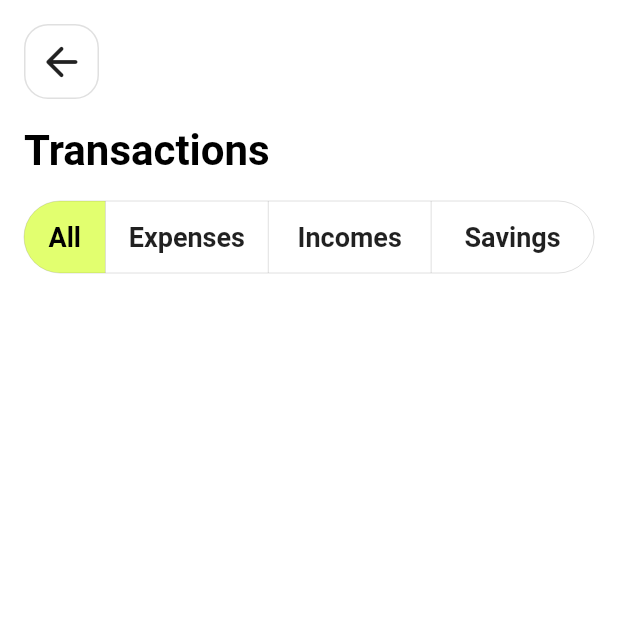
After one commit to suhrobcoder/expense_tracker, a Flutter app: the screen it shows after launch, after a tap on "See all", on a phone screen of 412 x 824 dp, the top half of it. The commit adds this screen. Run offline on Flutter 3.47's test engine with Material 2 defaults, Android fonts, the phone set to English and light mode, and no system bars; our stand-ins replace drift, equatable, fl_chart, flutter_bloc, flutter_svg, get_it and 1 more; accounts and stored records are empty; generated files the repository leaves out were written again.

Commit message:
transactions page

```diff
--- /dev/null
+++ b/lib/core/map_extensions.dart
@@ -0,0 +1,10 @@
+extension MapExtensions<K, V> on Map<K, List<V>> {
+  List<dynamic> expand() {
+    final result = [];
+    for (var key in keys) {
+      result.add(key);
+      result.addAll(this[key]?.toList() ?? []);
+    }
+    return result;
+  }
+}
--- a/lib/data/database/dao/transaction_dao.dart
+++ b/lib/data/database/dao/transaction_dao.dart
@@ -1,13 +1,14 @@
 import 'package:drift/drift.dart';
 import 'package:expense_tracker/data/database/app_database.dart';
 import 'package:expense_tracker/data/database/models/transactions.dart';
+import 'package:expense_tracker/data/database/models/categories.dart';
 import 'package:expense_tracker/domain/entity/category_type.dart';
 import 'package:injectable/injectable.dart';
 
 part 'transaction_dao.g.dart';
 
 @injectable
-@DriftAccessor(tables: [Transactions])
+@DriftAccessor(tables: [Transactions, Categories])
 class TransactionDao extends DatabaseAccessor<AppDatabase>
     with _$TransactionDaoMixin {
   TransactionDao(super.attachedDatabase);
@@ -17,12 +18,26 @@ class TransactionDao extends DatabaseAccessor<AppDatabase>
   }
 
   Stream<List<Transaction>> allTransactions({
-    required CategoryType type,
+    required CategoryType? type,
   }) {
-    return (select(transactions)
-          ..where((tbl) => tbl.type.equals(type.name))
-          ..orderBy([(u) => OrderingTerm.desc(u.date)]))
-        .watch();
+    if (type == null) {
+      return (select(transactions).join([
+        innerJoin(categories, categories.id.equalsExp(transactions.id)),
+      ])
+            ..orderBy([OrderingTerm.desc(transactions.date)]))
+          .map((row) =>
+              row.readTable(transactions)..category = row.readTable(categories))
+          .watch();
+    } else {
+      return ((select(transactions).join([
+        innerJoin(categories, categories.id.equalsExp(transactions.id)),
+      ])
+            ..where(transactions.type.equalsValue(type)))
+            ..orderBy([OrderingTerm.desc(transactions.date)]))
+          .map((row) =>
+              row.readTable(transactions)..category = row.readTable(categories))
+          .watch();
+    }
   }
 
   Stream<List<Transaction>> latestTransactions() {
--- a/lib/data/database/models/transactions.dart
+++ b/lib/data/database/models/transactions.dart
@@ -1,8 +1,10 @@
 import 'package:drift/drift.dart';
+import 'package:expense_tracker/data/database/app_database.dart';
 import 'package:expense_tracker/data/database/models/categories.dart';
 import 'package:expense_tracker/data/database/models/wallets.dart';
 import 'package:expense_tracker/domain/entity/category_type.dart';
 
+@UseRowClass(Transaction)
 class Transactions extends Table {
   IntColumn get id => integer().autoIncrement()();
   TextColumn get name => text()();
@@ -12,3 +14,24 @@ class Transactions extends Table {
   TextColumn get type => textEnum<CategoryType>()();
   DateTimeColumn get date => dateTime()();
 }
+
+class Transaction {
+  final int id;
+  final String name;
+  final double amount;
+  final int categoryId;
+  final int walletId;
+  final CategoryType type;
+  final DateTime date;
+  Category? category;
+
+  Transaction({
+    required this.id,
+    required this.name,
+    required this.amount,
+    required this.categoryId,
+    required this.walletId,
+    required this.type,
+    required this.date,
+  });
+}
--- a/lib/data/repository/transaction_repository_impl.dart
+++ b/lib/data/repository/transaction_repository_impl.dart
@@ -1,4 +1,5 @@
 import 'package:expense_tracker/data/database/dao/transaction_dao.dart';
+import 'package:expense_tracker/data/database/models/transactions.dart';
 import 'package:expense_tracker/domain/entity/category_type.dart';
 import 'package:expense_tracker/data/database/app_database.dart';
 import 'package:expense_tracker/domain/repository/transaction_repository.dart';
@@ -16,7 +17,7 @@ class TransactionRepositoryImpl extends TransactionRepository {
   }
 
   @override
-  Stream<List<Transaction>> allTransaction({required CategoryType type}) {
+  Stream<List<Transaction>> allTransaction({required CategoryType? type}) {
     return dao.allTransactions(type: type);
   }
 
--- a/lib/domain/repository/transaction_repository.dart
+++ b/lib/domain/repository/transaction_repository.dart
@@ -1,8 +1,8 @@
-import 'package:expense_tracker/data/database/app_database.dart';
+import 'package:expense_tracker/data/database/models/transactions.dart';
 import 'package:expense_tracker/domain/entity/category_type.dart';
 
 abstract class TransactionRepository {
   Future<void> insert(Transaction transaction);
-  Stream<List<Transaction>> allTransaction({required CategoryType type});
+  Stream<List<Transaction>> allTransaction({required CategoryType? type});
   Stream<List<Transaction>> latestTransactions();
 }
--- a/lib/presentation/pages/home/transaction_tile.dart
+++ b/lib/presentation/components/transaction_tile.dart
@@ -1,6 +1,7 @@
 import 'package:expense_tracker/presentation/theme/colors.dart';
 import 'package:expense_tracker/presentation/theme/ui_constants.dart';
 import 'package:flutter/material.dart';
+import 'package:flutter_svg/flutter_svg.dart';
 
 class TransactionTile extends StatelessWidget {
   const TransactionTile({
@@ -16,7 +17,7 @@ class TransactionTile extends StatelessWidget {
   final String title;
   final String category;
   final String amount;
-  final IconData icon;
+  final String icon;
   final Color color;
   final void Function() onTap;
 
@@ -40,10 +41,11 @@ class TransactionTile extends StatelessWidget {
                 borderRadius: BorderRadius.circular(defaultPadding * 0.7),
                 color: color.withOpacity(0.2),
               ),
-              child: Icon(
+              child: SvgPicture.asset(
                 icon,
-                size: 32.0,
-                color: color,
+                width: 32,
+                height: 32,
+                colorFilter: ColorFilter.mode(color, BlendMode.srcIn),
               ),
             ),
             const SizedBox(width: 8),
--- a/lib/presentation/pages/add_transaction/bloc/add_transaction_bloc.dart
+++ b/lib/presentation/pages/add_transaction/bloc/add_transaction_bloc.dart
@@ -1,5 +1,6 @@
 import 'dart:async';
 
+import 'package:expense_tracker/data/database/models/transactions.dart';
 import 'package:expense_tracker/domain/repository/category_repository.dart';
 import 'package:expense_tracker/domain/repository/transaction_repository.dart';
 import 'package:expense_tracker/domain/repository/wallet_repository.dart';
--- a/lib/presentation/pages/home/home_page.dart
+++ b/lib/presentation/pages/home/home_page.dart
@@ -1,6 +1,7 @@
 import 'package:expense_tracker/presentation/pages/home/stat_card.dart';
-import 'package:expense_tracker/presentation/pages/home/transaction_tile.dart';
+import 'package:expense_tracker/presentation/components/transaction_tile.dart';
 import 'package:expense_tracker/presentation/pages/home/wallet_card.dart';
+import 'package:expense_tracker/presentation/pages/transactions/transactions_page.dart';
 import 'package:expense_tracker/presentation/theme/colors.dart';
 import 'package:expense_tracker/presentation/theme/ui_constants.dart';
 import 'package:flutter/material.dart';
@@ -146,6 +147,11 @@ class HomePage extends StatelessWidget {
                   style: textTheme.titleMedium?.copyWith(fontSize: 20.0),
                 ),
                 GestureDetector(
+                  onTap: () => Navigator.push(
+                    context,
+                    MaterialPageRoute(
+                        builder: (context) => const TransactionsPage()),
+                  ),
                   child: Row(
                     children: [
                       Text(
@@ -167,7 +173,7 @@ class HomePage extends StatelessWidget {
                 title: "Subway",
                 category: "Transport",
                 amount: "-\$9.00",
-                icon: Icons.circle,
+                icon: "assets/icons/home.svg",
                 color: green,
                 onTap: () {},
               ),
--- /dev/null
+++ b/lib/presentation/pages/transactions/bloc/transactions_bloc.dart
@@ -0,0 +1,44 @@
+import 'package:collection/collection.dart';
+import 'package:expense_tracker/data/database/models/transactions.dart';
+import 'package:expense_tracker/domain/repository/transaction_repository.dart';
+import 'package:flutter_bloc/flutter_bloc.dart';
+import 'package:equatable/equatable.dart';
+import 'package:expense_tracker/domain/entity/category_type.dart';
+import 'package:injectable/injectable.dart';
+
+part 'transactions_event.dart';
+part 'transactions_state.dart';
+
+@injectable
+class TransactionsBloc extends Bloc<TransactionsEvent, TransactionsState> {
+  final TransactionRepository repository;
+
+  TransactionsBloc(this.repository) : super(TransactionsState.initial()) {
+    on<_TransactionsLoaded>((event, emit) {
+      emit(state.copyWith(transactions: event.transactions));
+    });
+    on<SelectType>((event, emit) {
+      if (event.type == null) {
+        emit(state.removeType());
+      } else {
+        emit(state.copyWith(type: event.type));
+      }
+      loadTransactions();
+    });
+    loadTransactions();
+  }
+
+  void loadTransactions() async {
+    final transactions =
+        await repository.allTransaction(type: state.type).first;
+    final grouped = transactions
+        .groupListsBy((element) => element.date.toString()); //TODO format date
+    add(_TransactionsLoaded(grouped));
+  }
+}
+
+class _TransactionsLoaded extends TransactionsEvent {
+  final Map<String, List<Transaction>> transactions;
+
+  _TransactionsLoaded(this.transactions);
+}
--- /dev/null
+++ b/lib/presentation/pages/transactions/bloc/transactions_event.dart
@@ -0,0 +1,9 @@
+part of 'transactions_bloc.dart';
+
+abstract class TransactionsEvent {}
+
+class SelectType extends TransactionsEvent {
+  final CategoryType? type;
+
+  SelectType(this.type);
+}
--- /dev/null
+++ b/lib/presentation/pages/transactions/bloc/transactions_state.dart
@@ -0,0 +1,38 @@
+part of 'transactions_bloc.dart';
+
+class TransactionsState extends Equatable {
+  const TransactionsState({
+    required this.type,
+    required this.transactions,
+  });
+
+  final CategoryType? type;
+  final Map<String, List<Transaction>> transactions;
+
+  factory TransactionsState.initial() {
+    return const TransactionsState(
+      type: null,
+      transactions: {},
+    );
+  }
+
+  TransactionsState copyWith({
+    CategoryType? type,
+    Map<String, List<Transaction>>? transactions,
+  }) {
+    return TransactionsState(
+      type: type ?? this.type,
+      transactions: transactions ?? this.transactions,
+    );
+  }
+
+  TransactionsState removeType() {
+    return TransactionsState(
+      type: null,
+      transactions: transactions,
+    );
+  }
+
+  @override
+  List<Object?> get props => [type, transactions];
+}
--- /dev/null
+++ b/lib/presentation/pages/transactions/transactions_page.dart
@@ -0,0 +1,124 @@
+import 'package:expense_tracker/core/map_extensions.dart';
+import 'package:expense_tracker/data/database/app_database.dart';
+import 'package:expense_tracker/data/database/models/transactions.dart';
+import 'package:expense_tracker/di/init_get_it.dart';
+import 'package:expense_tracker/domain/entity/category_type.dart';
+import 'package:expense_tracker/presentation/components/back_button.dart';
+import 'package:expense_tracker/presentation/components/transaction_tile.dart';
+import 'package:expense_tracker/presentation/components/enum_extensions.dart';
+import 'package:expense_tracker/presentation/pages/transactions/bloc/transactions_bloc.dart';
+import 'package:expense_tracker/presentation/theme/ui_constants.dart';
+import 'package:flutter/material.dart';
+import 'package:flutter_bloc/flutter_bloc.dart';
+
+class TransactionsPage extends StatelessWidget {
+  const TransactionsPage({super.key});
+
+  @override
+  Widget build(BuildContext context) {
+    final textTheme = Theme.of(context).textTheme;
+    final size = MediaQuery.of(context).size;
+    final availableWidth = size.width - 2 * defaultPadding;
+    return BlocProvider(
+      create: (context) => getIt<TransactionsBloc>(),
+      child: Scaffold(
+        body: SafeArea(
+          child: Padding(
+            padding: const EdgeInsets.symmetric(horizontal: defaultPadding),
+            child: BlocBuilder<TransactionsBloc, TransactionsState>(
+              builder: (context, state) {
+                final transactions = state.transactions.expand();
+                return Column(
+                  crossAxisAlignment: CrossAxisAlignment.start,
+                  children: [
+                    const SizedBox(height: 16),
+                    const CustomBackButton(),
+                    const SizedBox(height: 16),
+                    Text(
+                      "Transactions",
+                      style: textTheme.headlineMedium
+                          ?.copyWith(fontWeight: FontWeight.w600),
+                    ),
+                    const SizedBox(height: 16),
+                    ToggleButtons(
+                      isSelected: [
+                        state.type == null,
+                        ...CategoryType.values
+                            .map((type) => type == state.type)
+                            .toList()
+                      ],
+                      onPressed: (index) => context
+                          .read<TransactionsBloc>()
+                          .add(SelectType(index == 0
+                              ? null
+                              : CategoryType.values[index - 1])),
+                      children: [
+                        SizedBox(
+                          width: availableWidth / 7,
+                          child: const Text(
+                            "All",
+                            textAlign: TextAlign.center,
+                          ),
+                        ),
+                        SizedBox(
+                          width: availableWidth / 3.5,
+                          child: const Text(
+                            "Expenses",
+                            textAlign: TextAlign.center,
+                          ),
+                        ),
+                        SizedBox(
+                          width: availableWidth / 3.5,
+                          child: const Text(
+                            "Incomes",
+                            textAlign: TextAlign.center,
+                          ),
+                        ),
+                        SizedBox(
+                          width: availableWidth / 3.5,
+                          child: const Text(
+                            "Savings",
+                            textAlign: TextAlign.center,
+                          ),
+                        ),
+                      ],
+                    ),
+                    const SizedBox(height: 16.0),
+                    Expanded(
+                      child: ListView.builder(
+                        itemCount: transactions.length,
+                        itemBuilder: (context, index) {
+                          final element = transactions[index];
+                          if (element is String) {
+                            return Padding(
+                              padding:
+                                  const EdgeInsets.only(top: 16.0, bottom: 8.0),
+                              child: Text(
+                                element,
+                                style: textTheme.bodyLarge,
+                              ),
+                            );
+                          } else if (element is Transaction) {
+                            return TransactionTile(
+                              title: element.name,
+                              category: element.categoryId.toString(),
+                              amount: element.amount.toString(),
+                              icon: element.category!.icon,
+                              color: Color(element.category!.color),
+                              onTap: () {},
+                            );
+                          }
+                          return const SizedBox();
+                        },
+                      ),
+                    ),
+                  ],
+                );
+              },
+            ),
+          ),
+        ),
+      ),
+    );
+  }
+}
--- a/pubspec.yaml
+++ b/pubspec.yaml
@@ -21,6 +21,7 @@ dependencies:
   font_awesome_flutter: ^10.4.0
   flutter_svg: ^2.0.5
   fl_chart: ^0.62.0
+  collection: ^1.17.0
 
 dev_dependencies:
   flutter_test:
```
Also changed, not shown: lib/data/database/app_database.g.dart, lib/di/init_get_it.config.dart, pubspec.lock.
